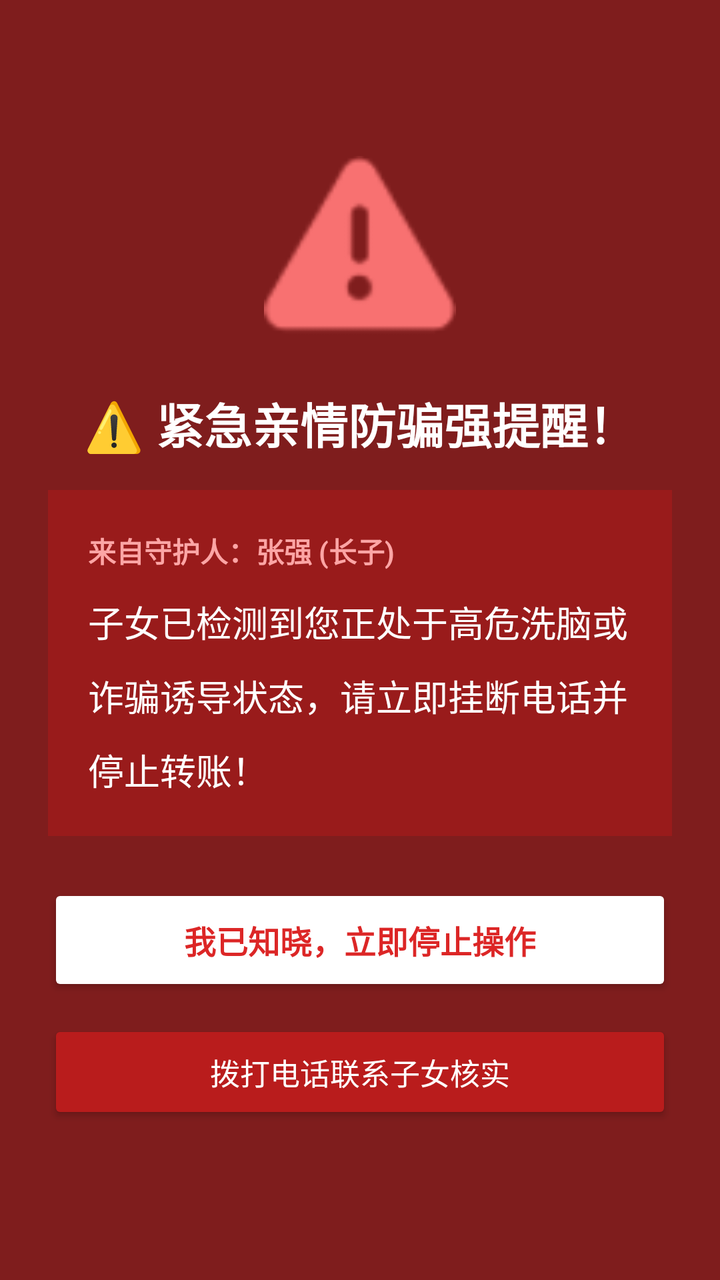
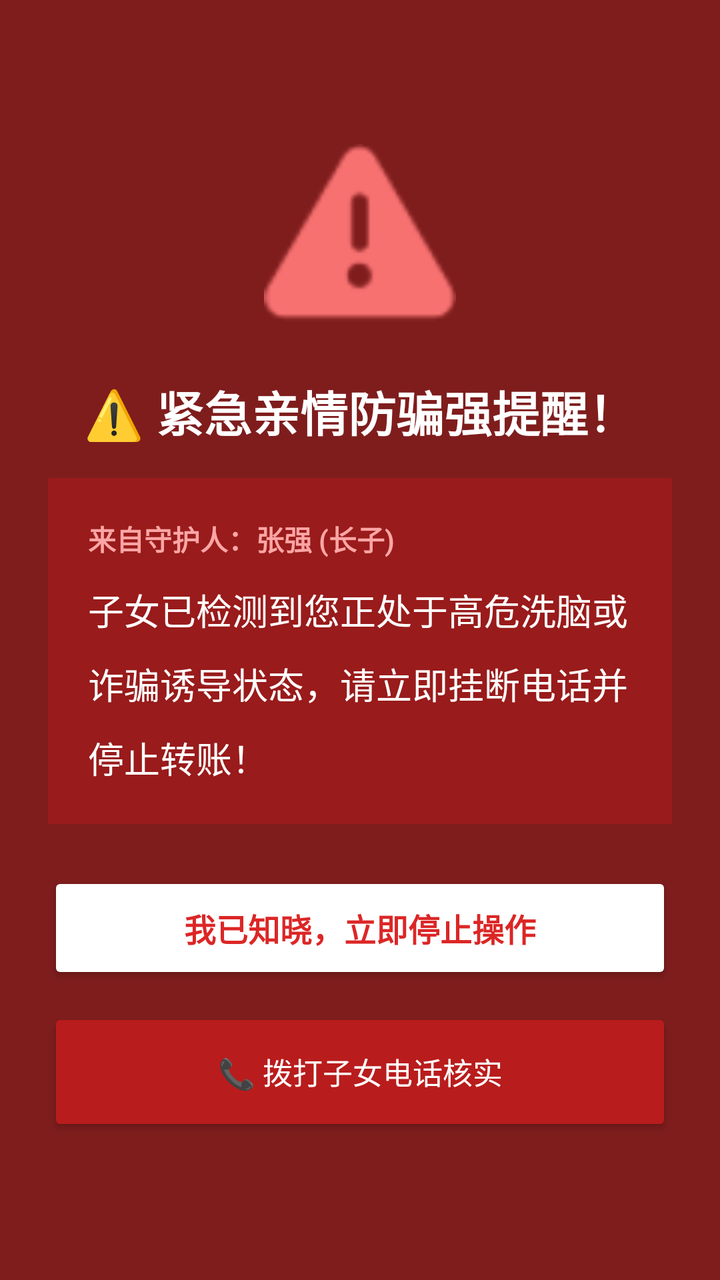

Before-and-after screenshots of an Android layout around one commit, followed by the original layout XML and the change that was made.
<!-- AndroidManifest.xml: activity theme Theme.AppCompat.NoActionBar -->
<!-- res/layout/activity_emergency_alert.xml -->
<?xml version="1.0" encoding="utf-8"?>
<LinearLayout xmlns:android="http://schemas.android.com/apk/res/android"
    android:layout_width="match_parent"
    android:layout_height="match_parent"
    android:orientation="vertical"
    android:background="#7F1D1D"
    android:padding="24dp"
    android:gravity="center">

    <ImageView
        android:id="@+id/iv_alert_icon"
        android:layout_width="96dp"
        android:layout_height="96dp"
        android:src="@android:drawable/ic_dialog_alert"
        android:tint="#F87171"
        android:layout_marginBottom="20dp" />

    <TextView
        android:id="@+id/tv_alert_title"
        android:layout_width="wrap_content"
        android:layout_height="wrap_content"
        android:text="⚠️ 紧急亲情防骗强提醒！"
        android:textColor="#FFFFFF"
        android:textSize="24sp"
        android:textStyle="bold"
        android:gravity="center"
        android:layout_marginBottom="16dp" />

    <LinearLayout
        android:layout_width="match_parent"
        android:layout_height="wrap_content"
        android:orientation="vertical"
        android:background="#991B1B"
        android:padding="20dp"
        android:layout_marginBottom="24dp">

        <TextView
            android:id="@+id/tv_alert_from"
            android:layout_width="wrap_content"
            android:layout_height="wrap_content"
            android:text="来自守护人：张强 (长子)"
            android:textColor="#FCA5A5"
            android:textSize="14sp"
            android:textStyle="bold"
            android:layout_marginBottom="12dp" />

        <TextView
            android:id="@+id/tv_alert_message"
            android:layout_width="match_parent"
            android:layout_height="wrap_content"
            android:text="子女已检测到您正处于高危洗脑或诈骗诱导状态，请立即挂断电话并停止转账！"
            android:textColor="#FFFFFF"
            android:textSize="18sp"
            android:lineSpacingMultiplier="1.4" />
    </LinearLayout>

    <Button
        android:id="@+id/btn_acknowledge"
        android:layout_width="match_parent"
        android:layout_height="56dp"
        android:text="我已知晓，立即停止操作"
        android:backgroundTint="#FFFFFF"
        android:textColor="#DC2626"
        android:textSize="16sp"
        android:textStyle="bold"
        android:layout_marginBottom="12dp" />

    <Button
        android:id="@+id/btn_call_family"
        android:layout_width="match_parent"
        android:layout_height="52dp"
        android:text="拨打电话联系子女核实"
        android:backgroundTint="#B91C1C"
        android:textColor="#FFFFFF"
        android:textSize="15sp" />

</LinearLayout>
<!-- resources referenced by this layout -->
<resources>

</resources>

<!-- the commit's change to res/layout/activity_emergency_alert.xml (unified diff, before → after) -->
@@ -68,10 +68,15 @@
     <Button
         android:id="@+id/btn_call_family"
         android:layout_width="match_parent"
-        android:layout_height="52dp"
-        android:text="拨打电话联系子女核实"
+        android:layout_height="wrap_content"
+        android:minHeight="64dp"
+        android:paddingTop="8dp"
+        android:paddingBottom="8dp"
+        android:text="📞 拨打子女电话核实"
         android:backgroundTint="#B91C1C"
         android:textColor="#FFFFFF"
-        android:textSize="15sp" />
+        android:textSize="15sp"
+        android:lineSpacingMultiplier="1.2"
+        android:textAllCaps="false" />
 
 </LinearLayout>
